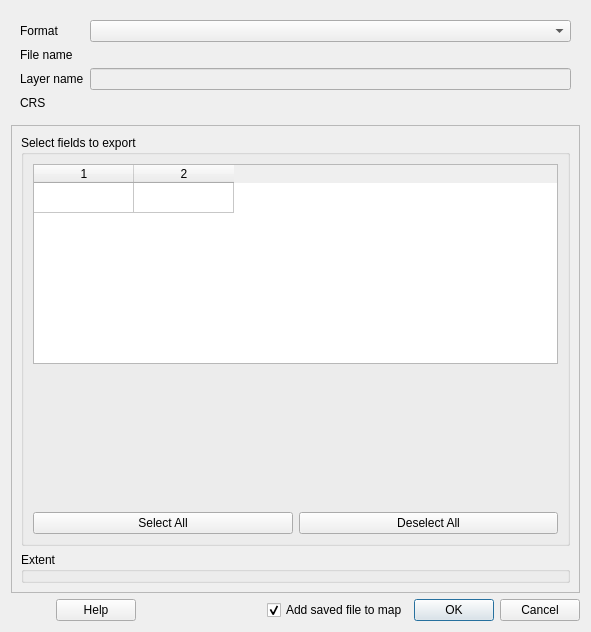
Qt form src/ui/pointcloud/qgspointcloudlayersaveasdialogbase.ui (qgis/QGIS) before a commit.
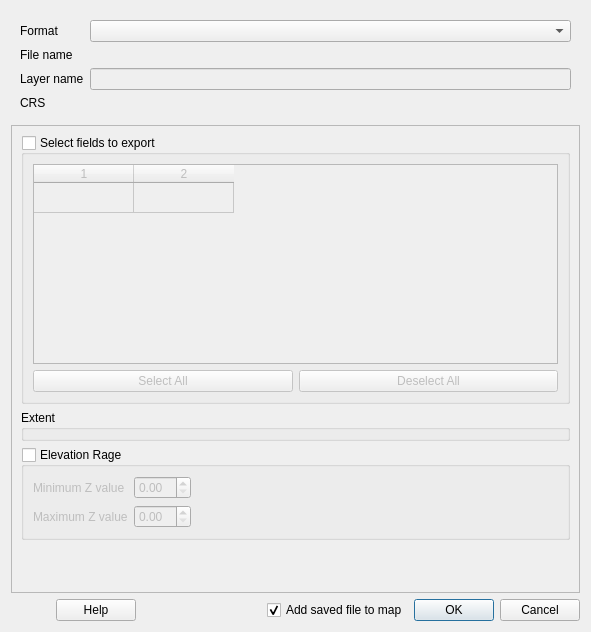
The same form after that commit. Custom widgets are drawn as their Qt base class.

Patch:
```diff
--- a/src/ui/pointcloud/qgspointcloudlayersaveasdialogbase.ui
+++ b/src/ui/pointcloud/qgspointcloudlayersaveasdialogbase.ui
@@ -108,7 +108,7 @@
           <string>Select fields to export</string>
          </property>
          <property name="checkable">
-          <bool>false</bool>
+          <bool>true</bool>
          </property>
          <property name="checked">
           <bool>false</bool>
@@ -139,19 +139,6 @@
             <column/>
            </widget>
           </item>
-          <item>
-           <spacer name="verticalSpacer">
-            <property name="orientation">
-             <enum>Qt::Vertical</enum>
-            </property>
-            <property name="sizeHint" stdset="0">
-             <size>
-              <width>20</width>
-              <height>40</height>
-             </size>
-            </property>
-           </spacer>
-          </item>
           <item>
            <layout class="QHBoxLayout" name="horizontalLayout_5">
             <item>
@@ -180,6 +167,67 @@
          </property>
         </widget>
        </item>
+       <item>
+        <widget class="QgsCollapsibleGroupBox" name="mZRangeGroupBox">
+         <property name="title">
+          <string>Elevation Rage</string>
+         </property>
+         <property name="checkable">
+          <bool>true</bool>
+         </property>
+         <property name="checked">
+          <bool>false</bool>
+         </property>
+         <layout class="QGridLayout" name="gridLayout">
+          <item row="1" column="0">
+           <widget class="QLabel" name="label_3">
+            <property name="text">
+             <string>Minimum Z value</string>
+            </property>
+           </widget>
+          </item>
+          <item row="1" column="2">
+           <spacer name="horizontalSpacer_2">
+            <property name="orientation">
+             <enum>Qt::Horizontal</enum>
+            </property>
+            <property name="sizeHint" stdset="0">
+             <size>
+              <width>40</width>
+              <height>20</height>
+             </size>
+            </property>
+           </spacer>
+          </item>
+          <item row="2" column="0">
+           <widget class="QLabel" name="label_4">
+            <property name="text">
+             <string>Maximum Z value</string>
+            </property>
+           </widget>
+          </item>
+          <item row="1" column="1">
+           <widget class="QDoubleSpinBox" name="mMinimumZSpinBox"/>
+          </item>
+          <item row="2" column="1">
+           <widget class="QDoubleSpinBox" name="mMaximumZSpinBox"/>
+          </item>
+         </layout>
+        </widget>
+       </item>
+       <item>
+        <spacer name="verticalSpacer_2">
+         <property name="orientation">
+          <enum>Qt::Vertical</enum>
+         </property>
+         <property name="sizeHint" stdset="0">
+          <size>
+           <width>20</width>
+           <height>40</height>
+          </size>
+         </property>
+        </spacer>
+       </item>
       </layout>
      </widget>
     </widget>
```
